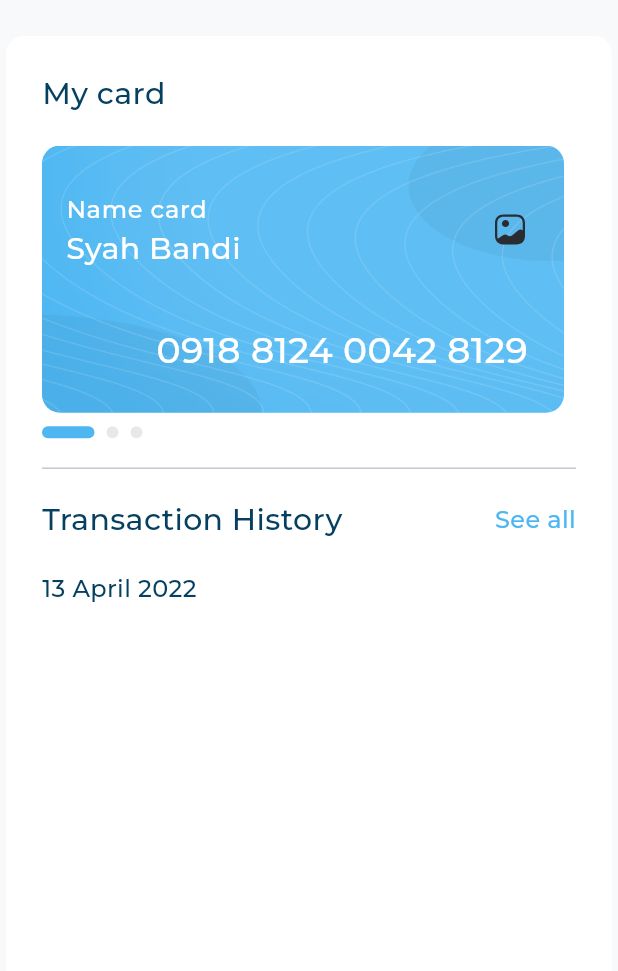
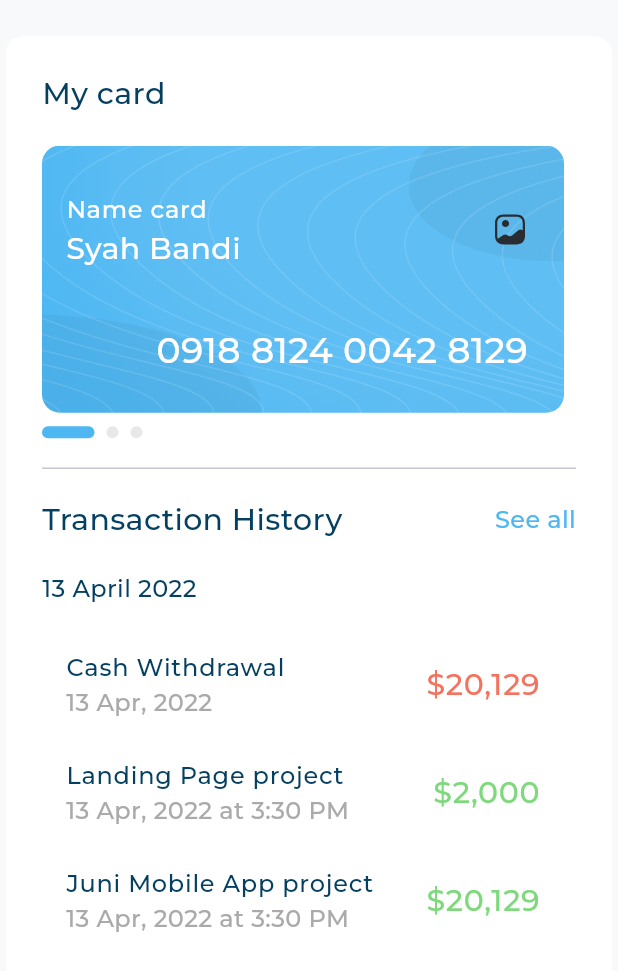
Before and after one commit to x00Adham/adaptive_dashboard, a Flutter app: the MyCardSection widget shown alone on an empty page, opened directly, on a phone screen of 412 x 824 dp. Shown: the top 971 px of the screen. Run offline on Flutter 3.47's test engine with Material 3 defaults, Android fonts, the phone set to English and light mode, and no system bars; drawn by our look-alikes of expandable_page_view; our stand-ins replace flutter_svg; project files that could hold a hidden picture were left out.

Commit message:
include TransactionListview

```diff
--- /dev/null
+++ b/lib/model/transaction_model.dart
@@ -0,0 +1,11 @@
+class TransactionModel {
+  final String title, time, ammount;
+  final bool withdrawal;
+
+  TransactionModel({
+    required this.title,
+    required this.time,
+    required this.ammount,
+    required this.withdrawal,
+  });
+}
--- a/lib/utils/app_styles.dart
+++ b/lib/utils/app_styles.dart
@@ -15,6 +15,14 @@ abstract class AppStyles {
   static TextStyle styleRegular16w() {
     return const TextStyle(
       color: Colors.white,
+      fontSize: 16,
+      fontFamily: 'Montserrat',
+      fontWeight: FontWeight.w400,
+    );
+  }
+  static TextStyle styleRegular16g() {
+    return const TextStyle(
+      color: Color(0xffAAAAAA),
       fontSize: 16,
       fontFamily: 'Montserrat',
       fontWeight: FontWeight.w400,
--- a/lib/widget/desktop_layout.dart
+++ b/lib/widget/desktop_layout.dart
@@ -13,10 +13,7 @@ class DesktopLayout extends StatelessWidget {
         children: [
           Expanded(flex: 1, child: CustomDrawer()),
           Expanded(flex: 3, child: MiddelSectionWidget()),
-          Expanded(
-            flex: 2,
-            child: MyCardSection(),
-          ),
+          Expanded(flex: 2, child: MyCardSection()),
         ],
       ),
     );
--- a/lib/widget/mycardsection.dart
+++ b/lib/widget/mycardsection.dart
@@ -1,6 +1,7 @@
 import 'package:adaptive_dashboard/utils/app_styles.dart';
 import 'package:adaptive_dashboard/widget/indecator_section.dart';
 import 'package:adaptive_dashboard/widget/mycardpageview.dart';
+import 'package:adaptive_dashboard/widget/transaction_listview.dart';
 import 'package:flutter/material.dart';
 
 class MyCardSection extends StatefulWidget {
@@ -56,9 +57,9 @@ class _MyCardSectionState extends State<MyCardSection> {
                 ],
               ),
               SizedBox(height: 20),
-              Text("13 April 2022",style: AppStyles.styleMedium16(),),
-              SizedBox(height: 16,)
-
+              Text("13 April 2022", style: AppStyles.styleMedium16()),
+              SizedBox(height: 16),
+              TransactionListview(),
             ],
           ),
         ),
--- /dev/null
+++ b/lib/widget/transaction_listview.dart
@@ -0,0 +1,57 @@
+import 'package:adaptive_dashboard/model/transaction_model.dart';
+import 'package:adaptive_dashboard/utils/app_styles.dart';
+import 'package:flutter/material.dart';
+
+class TransactionListview extends StatelessWidget {
+  TransactionListview({super.key});
+  final List<TransactionModel> item = [
+    TransactionModel(
+      title: "Cash Withdrawal",
+      time: "13 Apr, 2022",
+      ammount: r"$20,129",
+      withdrawal: true,
+    ),
+    TransactionModel(
+      title: "Landing Page project",
+      time: "13 Apr, 2022 at 3:30 PM",
+      ammount: r"$2,000",
+      withdrawal: false,
+    ),
+    TransactionModel(
+      title: "Juni Mobile App project",
+      time: "13 Apr, 2022 at 3:30 PM",
+      ammount: r"$20,129",
+      withdrawal: false,
+    ),
+  ];
+
+  @override
+  Widget build(BuildContext context) {
+    return Expanded(
+      child: ListView.builder(
+        itemCount: item.length,
+        itemBuilder: (context, index) {
+          return ListTile(
+            title: Text(item[index].title, style: AppStyles.styleSemiBold16()),
+            subtitle: Text(
+              item[index].time,
+              style: AppStyles.styleRegular16g(),
+            ),
+            trailing: Text(
+              item[index].ammount,
+              style: TextStyle(
+                color:
+                    item[index].withdrawal
+                        ? const Color(0xFFF3735E)
+                        : const Color(0xff7DD97B),
+                fontSize: 20,
+                fontFamily: 'Montserrat',
+                fontWeight: FontWeight.w600,
+              ),
+            ),
+          );
+        },
+      ),
+    );
+  }
+}
```
